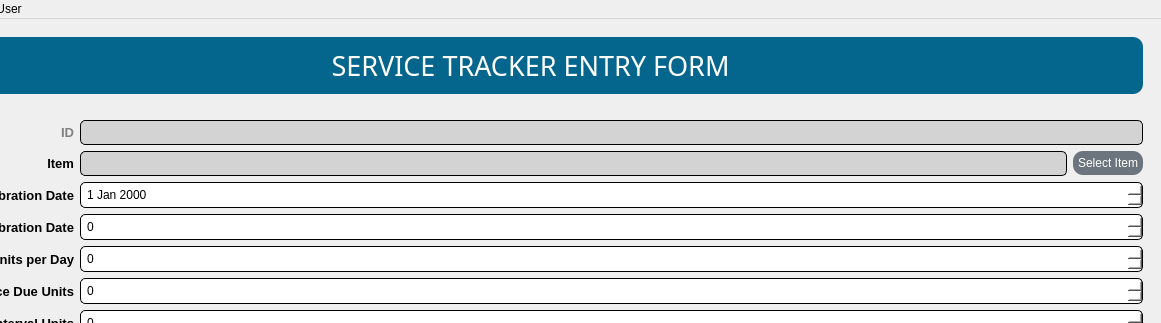
This is conu/ui/ui_files/MainWindow.ui in Soapey/PyConu as Qt 5 draws it before an edit; both pictures show x 100 to 1261 and y 0 to 323 of the 1261 by 770 pixel window. The edited form follows.
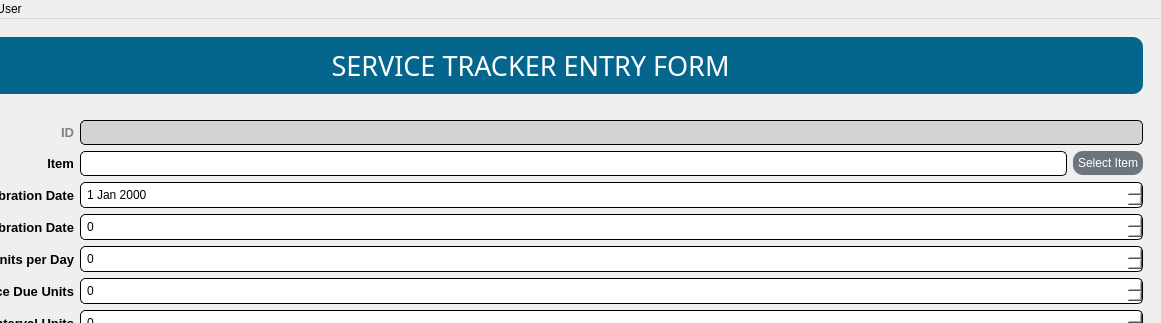
This is the edited form.

The edit to the form file:
```diff
--- a/conu/ui/ui_files/MainWindow.ui
+++ b/conu/ui/ui_files/MainWindow.ui
@@ -4518,7 +4518,7 @@
           </property>
           <property name="styleSheet">
            <string notr="true">QLabel {
-	background-color: lightgrey;
+	background-color: white;
 	border-style: inset;
 	border-width: 1px;
 	border-radius: 5px;
```
